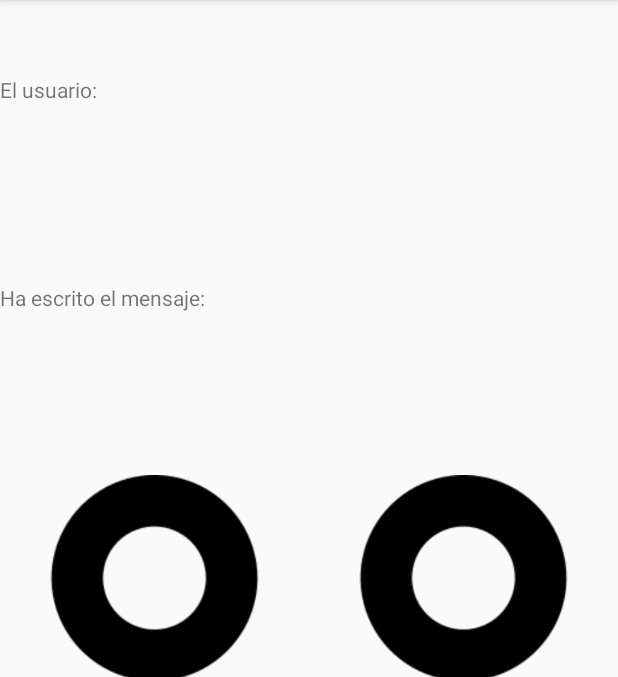
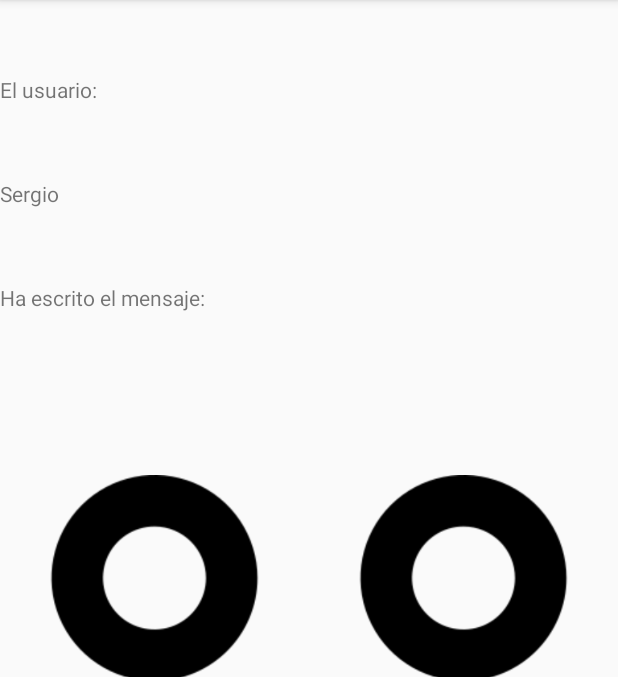
Before and after one commit to smorrec/SendMessageBinding, an Android app: the screen it shows after launch (ViewMessageActivity), after a tap on "ENVIAR", on a phone screen of 412 x 824 dp, the part 84-761 px from its top. Run offline under Robolectric (Android 15) with nearby library versions, the phone set to English and light mode, and no system bars; our stand-ins replace data binding.

Commit message:
DataBinding

```diff
--- a/app/src/main/java/com/example/sendmessagebinding/data/Message.java
+++ b/app/src/main/java/com/example/sendmessagebinding/data/Message.java
@@ -5,13 +5,16 @@ import android.os.Parcelable;
 
 import androidx.annotation.NonNull;
 
+import java.io.Serializable;
+
 /**
- * Clase modelo que contiene el dato del usuario y el mensaje que manda
+ * Clase modelo que contiene el dato del usuario y el mensaje que manda.
+ * Al ser un objeto se debe implementar la interfaz Serializable y Parcelabe en el objeto User
  * @author smorrec
  * @version 1.0
  */
-public class Message implements Parcelable {
-    private String user;
+public class Message implements Parcelable, Serializable {
+    private User user;
     private String content;
 
     /**
@@ -19,18 +22,23 @@ public class Message implements Parcelable {
      * @param user
      * @param content
      */
-    public Message(String user, String content) {
+    public Message(User user, String content) {
         this.user = user;
         this.content = content;
     }
 
+    public Message(User user) {
+        this.user = user;
+    }
+
     //Por defecto si no de declara un constructor java implementa el constructor vacio
 
-    public String getUser() {
+
+    public User getUser() {
         return user;
     }
 
-    public void setUser(String user) {
+    public void setUser(User user) {
         this.user = user;
     }
 
@@ -52,9 +60,10 @@ public class Message implements Parcelable {
         return getUser() + " -> " + getContent();
     }
 
+
     //region MÉTODOS CREADOS POR LA INTERFAZ
     protected Message(Parcel in) {
-        user = in.readString();
+        user = in.readParcelable(User.class.getClassLoader());
         content = in.readString();
     }
 
@@ -77,7 +86,7 @@ public class Message implements Parcelable {
 
     @Override
     public void writeToParcel(Parcel parcel, int i) {
-        parcel.writeString(user);
+        parcel.writeParcelable(user, i);
         parcel.writeString(content);
     }
     //endregion
--- /dev/null
+++ b/app/src/main/java/com/example/sendmessagebinding/data/User.java
@@ -0,0 +1,80 @@
+package com.example.sendmessagebinding.data;
+
+import android.os.Parcel;
+import android.os.Parcelable;
+
+import java.io.Serializable;
+
+/**
+ * Clase que contiene la información del usuario que ha iniciado sesión en la aplicación
+ */
+public class User implements Parcelable, Serializable {
+    private String name;
+    private String enail;
+
+    /**
+     * Constructor con parámetros
+     * @param name
+     * @param enail
+     */
+    public User(String name, String enail) {
+        this.name = name;
+        this.enail = enail;
+    }
+
+
+
+    @Override
+    public String toString() {
+        return "User{" +
+                "name='" + name + '\'' +
+                ", enail='" + enail + '\'' +
+                '}';
+    }
+
+    public String getName() {
+        return name;
+    }
+
+    public void setName(String name) {
+        this.name = name;
+    }
+
+    public String getEnail() {
+        return enail;
+    }
+
+    public void setEnail(String enail) {
+        this.enail = enail;
+    }
+
+    //region IMPLEMENTACION PARCELABLE
+    protected User(Parcel in) {
+        name = in.readString();
+        enail = in.readString();
+    }
+
+    public static final Creator<User> CREATOR = new Creator<User>() {
+        @Override
+        public User createFromParcel(Parcel in) {
+            return new User(in);
+        }
+
+        @Override
+        public User[] newArray(int size) {
+            return new User[size];
+        }
+    };
+
+    @Override
+    public int describeContents() {
+        return 0;
+    }
+
+    @Override
+    public void writeToParcel(Parcel parcel, int i) {
+        parcel.writeString(name);
+        parcel.writeString(enail);
+    }
+    //endregion
+}
--- a/app/src/main/java/com/example/sendmessagebinding/ui/SendMessageActivity.java
+++ b/app/src/main/java/com/example/sendmessagebinding/ui/SendMessageActivity.java
@@ -8,6 +8,7 @@ import android.util.Log;
 import android.view.View;
 import android.widget.Toast;
 import com.example.sendmessagebinding.data.Message;
+import com.example.sendmessagebinding.data.User;
 import com.example.sendmessagebinding.databinding.ActivitySendMessageBinding;
 
 /**
@@ -51,6 +52,7 @@ public class SendMessageActivity extends AppCompatActivity {
 
         //Establecer el Listener OnClickedLIstener al botón
         //imnplementa la interfaz View.OnClickedListener
+        binding.setMessage(new Message(new User("Sergio", "email@email")));
         binding.btSend.setOnClickListener(view -> sendMessage());
                 //view -> Toast.makeText(SendMessageActivity.this, "Esto es un evento", Toast.LENGTH_SHORT).show());
         Log.d(TAG, "SendMessgaeActivity -> onCreate()");
@@ -114,8 +116,13 @@ public class SendMessageActivity extends AppCompatActivity {
         Bundle bundle = new Bundle();
         //1.1. Pasar dato a dato
         //1.2. Crear un objeto Message
-        Message message = new Message(binding.etUser.getText().toString(), binding.etMessage.getText().toString());
-        bundle.putParcelable("message", message);
+        //Message message = new Message(binding.etUser.getText(), binding.etMessage.getText().toString());
+        //Pasar dato a dato
+        //bundle.putString("user", binding.getMessage().getUser().getName());
+        //bundle.putString("message", binding.getMessage().getContent());
+
+        //Pasar el objeto entero
+        bundle.putParcelable("message", binding.getMessage());
 
         //2. Vamos a crear el objeto intent explicito porque se conoce la actividad destino
         Intent intent = new Intent(this, ViewMessageActivity.class);
--- a/app/src/main/java/com/example/sendmessagebinding/ui/ViewMessageActivity.java
+++ b/app/src/main/java/com/example/sendmessagebinding/ui/ViewMessageActivity.java
@@ -26,8 +26,10 @@ public class ViewMessageActivity extends AppCompatActivity {
         //1. Recoger el Bundle que me han pasado en el Intent que ha iniciado esta actividad
         Bundle bundle = getIntent().getExtras();
         Message message = bundle.getParcelable("message");
-        binding.textInputUser.setText(message.getUser());
-        binding.textInputMessage.setText(message.getContent());
+
+        binding.setMessage(message);
+        //binding.textInputUser.setText(message.getUser().getName());
+        //binding.textInputMessage.setText(message.getContent());
 
     }
     @Override
--- a/app/src/main/res/layout/activity_view_message.xml
+++ b/app/src/main/res/layout/activity_view_message.xml
@@ -1,7 +1,15 @@
 <?xml version="1.0" encoding="utf-8"?>
-<LinearLayout xmlns:android="http://schemas.android.com/apk/res/android"
+<layout xmlns:android="http://schemas.android.com/apk/res/android"
     xmlns:app="http://schemas.android.com/apk/res-auto"
-    xmlns:tools="http://schemas.android.com/tools"
+    xmlns:tools="http://schemas.android.com/tools">
+
+    <data>
+        <variable
+            name="message"
+            type="com.example.sendmessagebinding.data.Message" />
+    </data>
+
+    <LinearLayout
         android:layout_width="match_parent"
         android:layout_height="match_parent"
         android:orientation="vertical"
@@ -19,7 +27,7 @@
             android:id="@+id/textInputUser"
             android:layout_width="match_parent"
             android:layout_height="wrap_content"
-        android:text="@string/txtInputUser"
+            android:text="@{message.user.name}"
             android:layout_gravity="center"
             android:layout_marginTop="@dimen/textInputUserMarginTop" />
 
@@ -29,15 +37,15 @@
             android:layout_height="wrap_content"
             android:text="@string/txtMessage"
             android:layout_gravity="center"
-        android:layout_marginTop="@dimen/textMessageMarginTop"/>
+            android:layout_marginTop="@dimen/textMessageMarginTop" />
 
         <TextView
             android:id="@+id/textInputMessage"
             android:layout_width="match_parent"
             android:layout_height="wrap_content"
-        android:text="@string/txtInputMessage"
+            android:text="@{message.content}"
             android:layout_gravity="center"
-        android:layout_marginTop="@dimen/textInputMessageMarginTop"/>
+            android:layout_marginTop="@dimen/textInputMessageMarginTop" />
 
         <ImageView
             android:id="@+id/imageView"
@@ -45,3 +53,4 @@
             android:layout_height="wrap_content"
             app:srcCompat="@drawable/usuariosalt" />
     </LinearLayout>
+</layout>
```
Also changed, not shown: app/src/main/res/layout/activity_send_message.xml (+3 -4 lines). Lines whose indentation alone changed are shown as unchanged.
